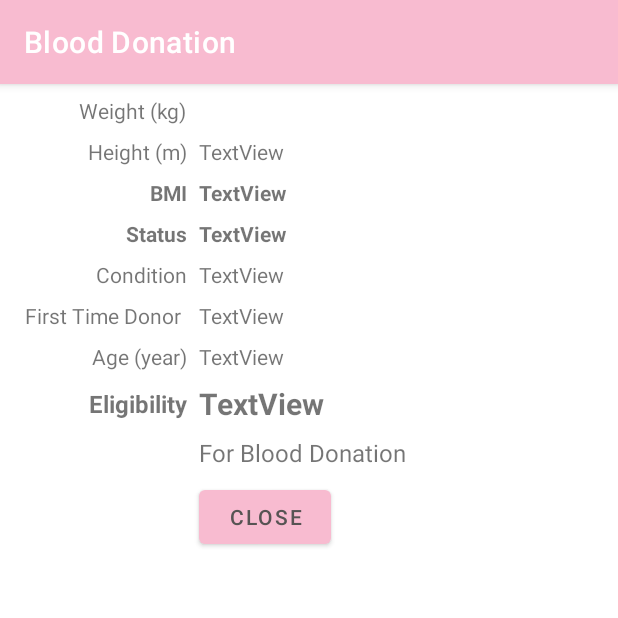
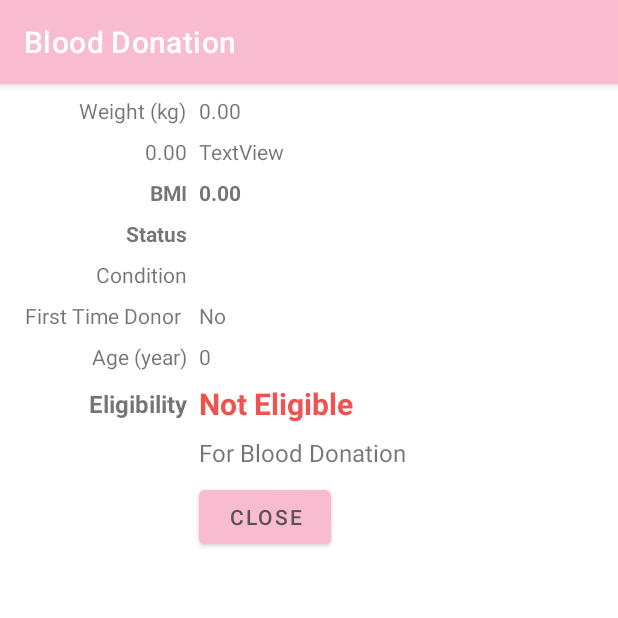
Before and after one commit to TwisterMm/Exercise3revision, an Android app: the SubActivity screen opened directly, with no data from a screen before it, on a phone screen of 412 x 824 dp, the top half of it. Run offline under Robolectric (Android 15) with nearby library versions, the phone set to English and light mode, and no system bars.

Commit message:
complete the subactivity

```diff
--- a/app/src/main/java/com/example/blooddonation/SubActivity.kt
+++ b/app/src/main/java/com/example/blooddonation/SubActivity.kt
@@ -12,5 +12,32 @@ class SubActivity : AppCompatActivity() {
         setContentView(binding.root)
 
         binding.button.setOnClickListener { finish() }
+
+        val weight    = intent.getDoubleExtra("weight", 0.0)
+        val height    = intent.getDoubleExtra("height", 0.0)
+        val bmi       = intent.getDoubleExtra("bmi", 0.0)
+        val status    = intent.getStringExtra("status") ?: ""
+        val condition = intent.getStringExtra("condition") ?: ""
+        val firstTime = intent.getBooleanExtra("firstTime", false)
+        val age       = intent.getIntExtra("age", 0)
+        val eligible  = intent.getBooleanExtra("eligible", false)
+
+        with(binding){
+            outtWeight.text = "%.2f".format(weight)
+            outHeight.text = "%.2f".format(height)
+            edtBMI.text = "%.2f".format(bmi)
+            outAge.text = age.toString()
+            edtStatus.text = status
+            outCon.text = condition
+            edtFTD.text = if(firstTime) "Yes" else "No"
+
+            if(eligible){
+                outEligible.text = "Eligible"
+                outEligible.setTextColor(getColor(R.color.teal_200))
+            }else{
+                outEligible.text = "Not Eligible"
+                outEligible.setTextColor(getColor(R.color.red))
+            }
+        }
     }
 }
--- a/app/src/main/res/layout/activity_sub.xml
+++ b/app/src/main/res/layout/activity_sub.xml
@@ -159,12 +159,12 @@
         android:text="Eligibility"
         android:textSize="16sp"
         android:textStyle="bold"
-        app:layout_constraintBottom_toBottomOf="@+id/textView20"
+        app:layout_constraintBottom_toBottomOf="@+id/outEligible"
         app:layout_constraintEnd_toStartOf="@+id/guideline3"
-        app:layout_constraintTop_toTopOf="@+id/textView20" />
+        app:layout_constraintTop_toTopOf="@+id/outEligible" />
 
     <TextView
-        android:id="@+id/textView20"
+        android:id="@+id/outEligible"
         android:layout_width="wrap_content"
         android:layout_height="wrap_content"
         android:layout_marginStart="8dp"
@@ -184,7 +184,7 @@
         android:text="For Blood Donation"
         android:textSize="16sp"
         app:layout_constraintStart_toStartOf="@+id/guideline3"
-        app:layout_constraintTop_toBottomOf="@+id/textView20" />
+        app:layout_constraintTop_toBottomOf="@+id/outEligible" />
 
     <Button
         android:id="@+id/button"
```
